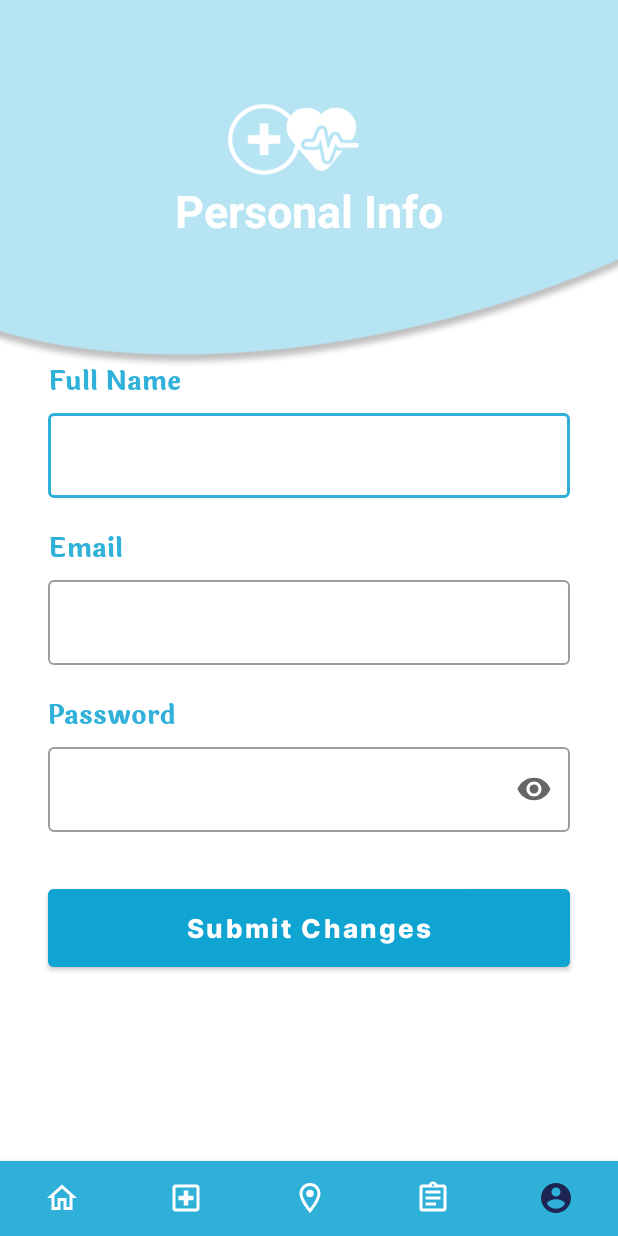
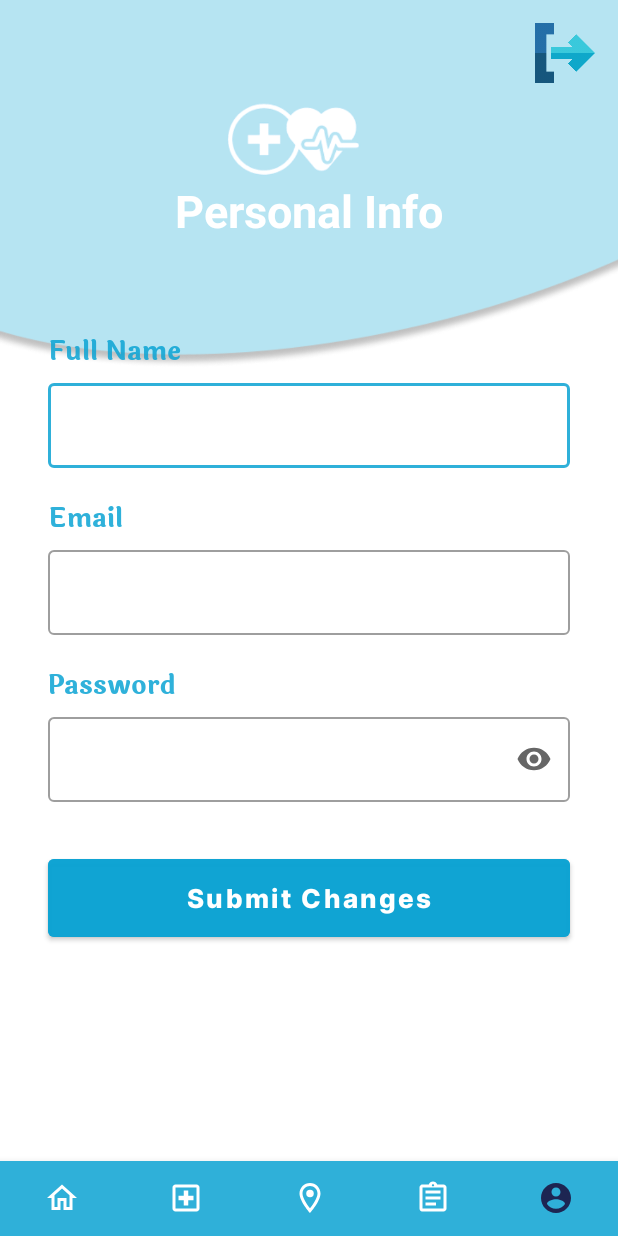
Before and after one commit to huda-alzahabi/Safely, an Android app: the PatientProfileActivity screen opened directly, with no data from a screen before it, on a phone screen of 412 x 824 dp. Run offline under Robolectric (Android 15) with nearby library versions, the light colour scheme and no system bars.

Commit message:
Frontend: Added logout button to  patient profile

```diff
--- a/Frontend/app/src/main/res/layout/activity_patient_profile.xml
+++ b/Frontend/app/src/main/res/layout/activity_patient_profile.xml
@@ -9,7 +9,17 @@
         android:layout_width="match_parent"
         android:layout_height="match_parent"
         android:id="@+id/fl_wrapper"
-        android:layout_above="@+id/bottom_nav"/>
+        android:layout_above="@+id/bottom_nav">
+
+        <ImageView
+            android:layout_width="40dp"
+            android:layout_height="40dp"
+            android:background="@drawable/logout"
+            android:layout_gravity="end"
+            android:layout_margin="15dp"
+            android:id="@+id/logout_icon"
+            />
+    </FrameLayout>
 
     <ImageView
         android:layout_width="match_parent"
@@ -21,27 +31,30 @@
         android:layout_width="match_parent"
         android:layout_height="match_parent"
         android:orientation="vertical">
+
         <TextView
             android:layout_width="wrap_content"
             android:layout_height="wrap_content"
             android:layout_gravity="center"
             android:layout_marginTop="120dp"
-            android:textSize="30sp"
             android:text="@string/info"
             android:textColor="@color/white"
+            android:textSize="30sp"
             android:textStyle="bold" />
+
         <TextView
             android:layout_width="wrap_content"
             android:layout_height="wrap_content"
             android:layout_marginStart="32dp"
-            android:layout_marginTop="80dp"
+            android:layout_marginTop="60dp"
             android:layout_marginEnd="10dp"
+            android:fontFamily="@font/laila"
             android:text="@string/full_name"
             android:textColor="@color/blue"
-            android:fontFamily="@font/laila"
             android:textSize="17sp"
 
             />
+
         <com.google.android.material.textfield.TextInputLayout
             android:id="@+id/edit_name1"
             style="@style/Widget.MaterialComponents.TextInputLayout.OutlinedBox"
@@ -49,8 +62,7 @@
             android:layout_height="wrap_content"
             android:layout_marginStart="32dp"
             android:layout_marginTop="2dp"
-            android:layout_marginEnd="32dp"
-           >
+            android:layout_marginEnd="32dp">
 
             <!--this is the actual edit text which takes the input-->
             <com.google.android.material.textfield.TextInputEditText
@@ -59,18 +71,20 @@
                 android:layout_height="wrap_content" />
 
         </com.google.android.material.textfield.TextInputLayout>
+
         <TextView
             android:layout_width="wrap_content"
             android:layout_height="wrap_content"
             android:layout_marginStart="32dp"
             android:layout_marginTop="20dp"
             android:layout_marginEnd="10dp"
+            android:fontFamily="@font/laila"
             android:text="@string/email"
             android:textColor="@color/blue"
-            android:fontFamily="@font/laila"
             android:textSize="17sp"
 
             />
+
         <com.google.android.material.textfield.TextInputLayout
             android:id="@+id/edit_email1"
             style="@style/Widget.MaterialComponents.TextInputLayout.OutlinedBox"
@@ -78,8 +92,7 @@
             android:layout_height="wrap_content"
             android:layout_marginStart="32dp"
             android:layout_marginTop="2dp"
-            android:layout_marginEnd="32dp"
-           >
+            android:layout_marginEnd="32dp">
 
             <!--this is the actual edit text which takes the input-->
             <com.google.android.material.textfield.TextInputEditText
@@ -88,18 +101,20 @@
                 android:layout_height="wrap_content" />
 
         </com.google.android.material.textfield.TextInputLayout>
+
         <TextView
             android:layout_width="wrap_content"
             android:layout_height="wrap_content"
             android:layout_marginStart="32dp"
             android:layout_marginTop="20dp"
             android:layout_marginEnd="10dp"
+            android:fontFamily="@font/laila"
             android:text="@string/password"
             android:textColor="@color/blue"
-            android:fontFamily="@font/laila"
             android:textSize="17sp"
 
             />
+
         <com.google.android.material.textfield.TextInputLayout
             android:id="@+id/edit_pass1"
             style="@style/Widget.MaterialComponents.TextInputLayout.OutlinedBox"
```
Also changed, not shown: Frontend/app/src/main/res/drawable/logout.png (added).
